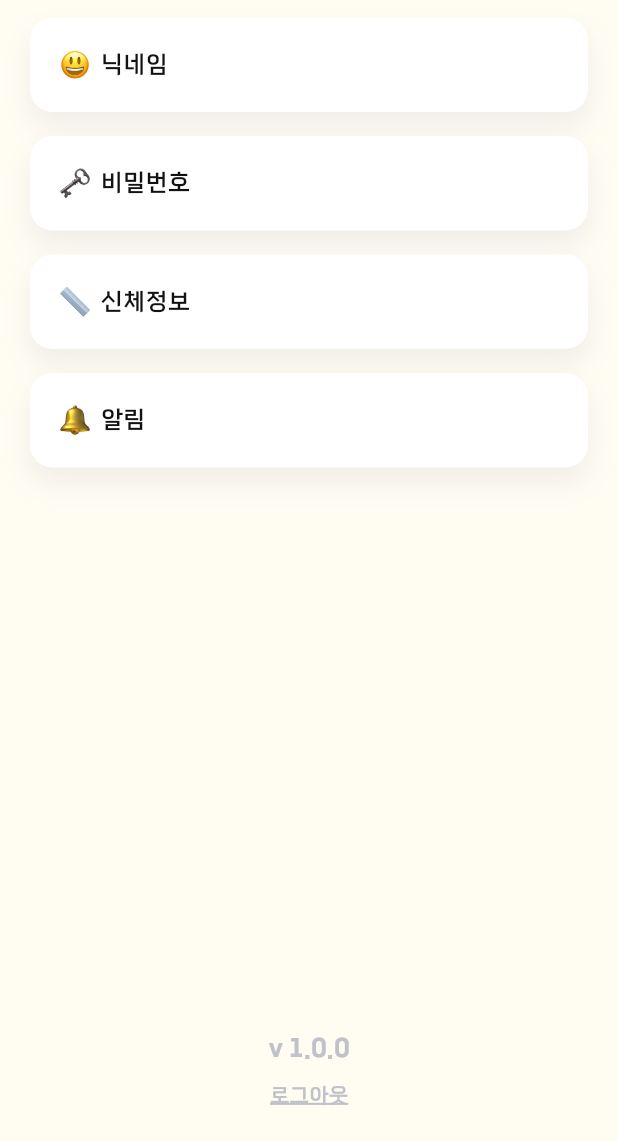
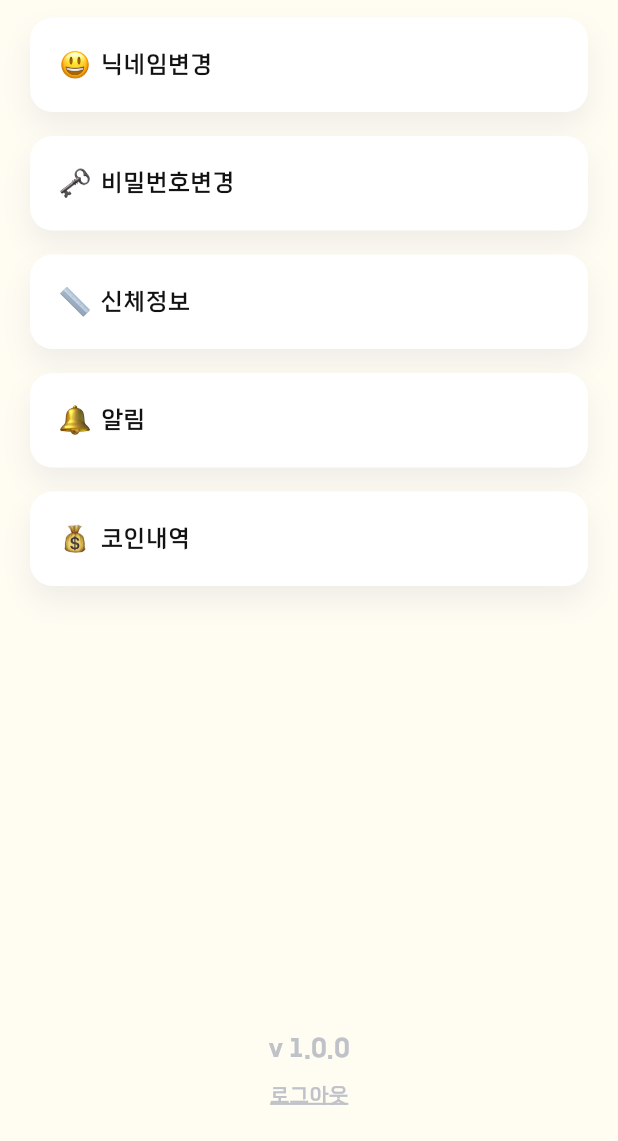
Before and after one commit to pado7sea/Gaenari, a Flutter app: the SettingScreen screen opened directly, on a phone screen of 412 x 824 dp, the part 95-1236 px from its top. Run offline on Flutter 3.47's test engine with Material 3 defaults, Android fonts, the phone set to English and light mode, and no system bars; our stand-ins replace carousel_slider, flutter_secure_storage, flutter_slidable, fluttertoast, go_router, sliding_up_panel and 2 more; accounts and stored records are empty.

Commit message:
:sparkles: feat : 코인내역 버튼 추가

```diff
--- a/frontend/lib/screens/setting/setting_screen.dart
+++ b/frontend/lib/screens/setting/setting_screen.dart
@@ -1,5 +1,6 @@
 import 'dart:ui';
 import 'package:flutter/material.dart';
+import 'package:forsythia/screens/coin/coin_screen.dart';
 import 'package:forsythia/screens/setting/edit_bodyinfo_screen.dart';
 import 'package:forsythia/screens/setting/edit_nickname_screen.dart';
 import 'package:forsythia/screens/setting/edit_password_screen.dart';
@@ -35,6 +36,7 @@ class _SettingScreenState extends State<SettingScreen> {
           _password(),
           _body(),
           _notification(),
+          _coinHistory(),
           _logout(context),
         ],
       ),
@@ -59,7 +61,7 @@ class _SettingScreenState extends State<SettingScreen> {
               height: 20,
               fit: BoxFit.cover,
             ),
-            Text16(text: '  닉네임')
+            Text16(text: '  닉네임변경')
           ],
         ),
       ),
@@ -84,7 +86,7 @@ class _SettingScreenState extends State<SettingScreen> {
               height: 20,
               fit: BoxFit.cover,
             ),
-            Text16(text: '  비밀번호')
+            Text16(text: '  비밀번호변경')
           ],
         ),
       ),
@@ -111,6 +113,31 @@ class _SettingScreenState extends State<SettingScreen> {
               fit: BoxFit.cover,
             ),
             Text16(text: '  알림')
+          ],
+        ),
+      ),
+    );
+  }
+
+  Widget _coinHistory() {
+    return GestureDetector(
+      onTap: () {
+        Navigator.of(context).push(SlidePageRoute(nextPage: CoinScreen()));
+      },
+      child: Container(
+        decoration: myBoxDecoration,
+        width: double.infinity,
+        padding: EdgeInsets.all(20),
+        margin: EdgeInsets.fromLTRB(20, 16, 20, 0),
+        child: Row(
+          children: const [
+            Image(
+              image: AssetImage('assets/emoji/money.png'),
+              width: 20,
+              height: 20,
+              fit: BoxFit.cover,
+            ),
+            Text16(text: '  코인내역')
           ],
         ),
       ),
```
